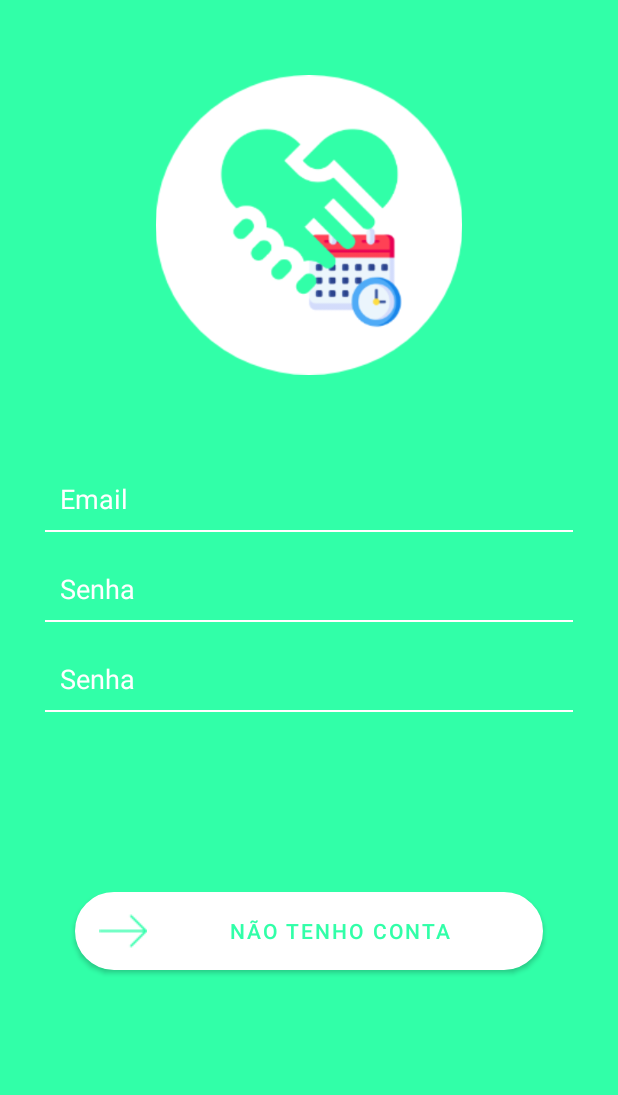
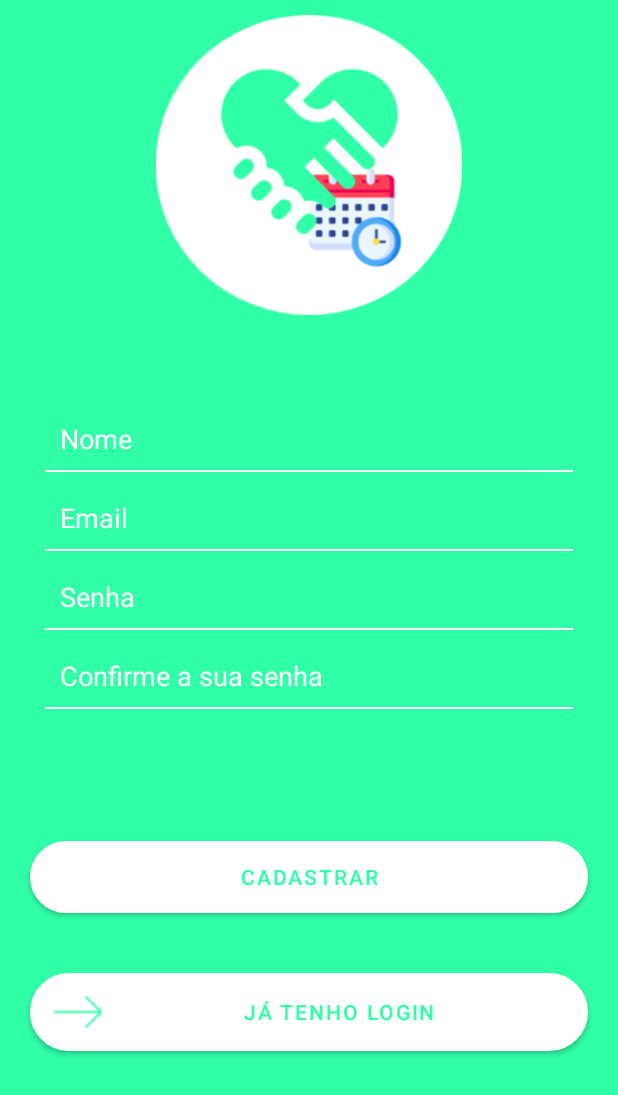
Before and after one commit to arjdev69/AgendeAqui, an Android app: the RegisterActivity screen opened directly, with no data from a screen before it, on a phone screen of 412 x 824 dp. Shown: the top 1095 px of the screen. Run offline under Robolectric (Android 15) with nearby library versions, the phone set to English and light mode, and no system bars.

Commit message:
implement register view

```diff
--- a/app/src/main/java/com/brunoaraujo/agendeaqui/activities/RegisterActivity.java
+++ b/app/src/main/java/com/brunoaraujo/agendeaqui/activities/RegisterActivity.java
@@ -1,18 +1,115 @@
 package com.brunoaraujo.agendeaqui.activities;
 
+import android.content.Intent;
 import android.os.Bundle;
+import android.util.Log;
+import android.view.View;
+import android.widget.EditText;
+import android.widget.Toast;
 
 import androidx.appcompat.app.AppCompatActivity;
 
 import com.brunoaraujo.agendeaqui.R;
+import com.brunoaraujo.agendeaqui.model.Session;
+import com.brunoaraujo.agendeaqui.model.User;
+import com.brunoaraujo.agendeaqui.service.UserService;
+
+import retrofit2.Call;
+import retrofit2.Callback;
+import retrofit2.Response;
+import retrofit2.Retrofit;
+import retrofit2.converter.gson.GsonConverterFactory;
 
 public class RegisterActivity extends AppCompatActivity {
+
+    private Retrofit retrofit;
+    private UserService userService;
+
+    private EditText name_user;
+    private EditText email_login;
+    private EditText password_login;
+    private EditText password_login_confirm;
 
     @Override
     protected void onCreate(Bundle savedInstanceState) {
         super.onCreate(savedInstanceState);
         setContentView(R.layout.layout_register);
+
+        name_user = findViewById(R.id.name_user);
+        email_login = findViewById(R.id.email_login);
+        password_login = findViewById(R.id.password_login);
+        password_login_confirm = findViewById(R.id.password_login_confirm);
+
+        this.StartServiceLogin();
+    }
+
+    // Method Service
+    public void StartServiceLogin(){
+        retrofit = new Retrofit.Builder()
+                .baseUrl("http://192.168.1.10:3333")
+                .addConverterFactory(GsonConverterFactory.create())
+                .build();
+        userService = retrofit.create(UserService.class);
+    }
+
+    public void RegisterUserService(String name, String email, String password, String password_confirm){
+        if(!password.equals(password_confirm)){
+            Toast.makeText(RegisterActivity.this,"Senhas diferentes", Toast.LENGTH_SHORT).show();
+        }else{
+            User user = new User(0, name, email, password);
+            Call<User>  call = userService.registerUserService(user);
+
+            call.enqueue(new Callback<User>() {
+                @Override
+                public void onResponse(Call<User> call, Response<User> response) {
+                    if(response.isSuccessful()) {
+                        User userResponse = response.body();
+                        Log.d("USER: ", "-> " + userResponse.getName());
+                        Toast.makeText(RegisterActivity.this,"Usuário cadastrado.", Toast.LENGTH_SHORT).show();
+                    }else{
+                        Toast.makeText(RegisterActivity.this,"Falha ao cadastrar usuário.", Toast.LENGTH_SHORT).show();
+                    }
+                }
+
+                @Override
+                public void onFailure(Call<User> call, Throwable t) {
+                    Toast.makeText(RegisterActivity.this,"Falha no serviço de cadastro de usuário.", Toast.LENGTH_SHORT).show();
+                }
+            });
+        }
+    }
+
+    // Actions
+    public void RegisterUser(View view){
+        String name = email_login.getText().toString();
+        String email = email_login.getText().toString();
+        String password = password_login.getText().toString();
+        String password_confirm = password_login_confirm.getText().toString();
+
+        if(!email.isEmpty()){
+            if(!password.isEmpty()){
+                if(!name.isEmpty()){
+                    this.RegisterUserService(name, email, password, password_confirm);
+                }else{
+                    Toast.makeText(RegisterActivity.this,
+                            "Preencha o nome do usuário!",
+                            Toast.LENGTH_SHORT).show();
+                }
+            } else{
+                Toast.makeText(RegisterActivity.this,
+                        "Preencha a senha!",
+                        Toast.LENGTH_SHORT).show();
+            }
+        } else{
+            Toast.makeText(RegisterActivity.this,
+                    "Preencha o campo email!",
+                    Toast.LENGTH_SHORT).show();
+        }
     }
 
 
+    // Move the scenes
+    public void goToLoginView(View view){
+        startActivity( new Intent(getApplicationContext(), LoginActivity.class));
+    }
 }
--- /dev/null
+++ b/app/src/main/java/com/brunoaraujo/agendeaqui/service/UserService.java
@@ -0,0 +1,14 @@
+package com.brunoaraujo.agendeaqui.service;
+
+import com.brunoaraujo.agendeaqui.model.User;
+
+import retrofit2.Call;
+import retrofit2.http.Body;
+import retrofit2.http.POST;
+
+public interface UserService {
+
+    @POST("/users")
+    Call<User> registerUserService(@Body User user);
+
+}
--- a/app/src/main/res/layout/layout_register.xml
+++ b/app/src/main/res/layout/layout_register.xml
@@ -8,20 +8,25 @@
 
 
     <LinearLayout
+        android:id="@+id/linearLayout"
         android:layout_width="match_parent"
         android:layout_height="match_parent"
         android:background="@color/green_light"
         android:orientation="vertical">
 
+    </LinearLayout>
+
     <ScrollView
         android:id="@+id/scroll"
         android:layout_width="match_parent"
-            android:layout_height="match_parent">
+        android:layout_height="match_parent"
+        app:layout_anchor="@+id/linearLayout"
+        app:layout_anchorGravity="center">
 
         <LinearLayout
             android:layout_width="match_parent"
             android:layout_height="wrap_content"
-                android:layout_marginTop="50dp"
+            android:layout_marginTop="10dp"
             android:orientation="vertical">
 
             <ImageView
@@ -43,11 +48,33 @@
                 android:orientation="vertical">
 
                 <EditText
+                    android:id="@+id/name_user"
+                    android:layout_width="match_parent"
+                    android:layout_height="wrap_content"
+                    android:layout_marginBottom="8dp"
+                    android:width="10dp"
+                    android:autofillHints="@string/app_name"
+                    android:background="@drawable/bg_edit_input"
+                    android:ems="10"
+                    android:hint="@string/name_login"
+                    android:inputType="text"
+                    android:padding="10dp"
+                    android:scrollbarThumbHorizontal="@color/white"
+                    android:scrollbarThumbVertical="@color/white"
+                    android:textAppearance="@style/TextAppearance.AppCompat.Medium"
+                    android:textColor="@color/white"
+                    android:textColorHighlight="@color/white"
+                    android:textColorHint="@color/white"
+                    android:textColorLink="@color/white"
+                    android:textCursorDrawable="@color/white" />
+
+                <EditText
                     android:id="@+id/email_login"
                     android:layout_width="match_parent"
                     android:layout_height="wrap_content"
-                        android:layout_marginBottom="15dp"
+                    android:layout_marginBottom="8dp"
                     android:width="10dp"
+                    android:autofillHints="@string/app_name"
                     android:background="@drawable/bg_edit_input"
                     android:ems="10"
                     android:hint="@string/email_login"
@@ -60,35 +87,35 @@
                     android:textColorHighlight="@color/white"
                     android:textColorHint="@color/white"
                     android:textColorLink="@color/white"
-                        android:textCursorDrawable="@color/white"
-                        android:autofillHints="@string/app_name" />
+                    android:textCursorDrawable="@color/white" />
 
                 <EditText
                     android:id="@+id/password_login"
                     android:layout_width="match_parent"
                     android:layout_height="wrap_content"
+                    android:layout_marginBottom="8dp"
+                    android:autofillHints="@string/app_name"
                     android:background="@drawable/bg_edit_input"
                     android:ems="10"
                     android:hint="@string/password_login"
                     android:inputType="numberPassword"
                     android:padding="10dp"
-                        android:textColorHint="@color/white"
-                        android:autofillHints="@string/app_name"
-                        android:layout_marginBottom="15dp"
-                        />
+                    android:textColor="@color/white"
+                    android:textColorHint="@color/white" />
 
                 <EditText
                     android:id="@+id/password_login_confirm"
                     android:layout_width="match_parent"
                     android:layout_height="wrap_content"
+                    android:layout_marginBottom="8dp"
+                    android:autofillHints="@string/app_name"
                     android:background="@drawable/bg_edit_input"
                     android:ems="10"
-                        android:hint="@string/password_login"
+                    android:hint="@string/password_login_confirm"
                     android:inputType="numberPassword"
                     android:padding="10dp"
-                        android:textColorHint="@color/white"
-                        android:autofillHints="@string/app_name"
-                        />
+                    android:textColor="@color/white"
+                    android:textColorHint="@color/white" />
 
             </LinearLayout>
 
@@ -96,27 +123,36 @@
             <LinearLayout
                 android:layout_width="match_parent"
                 android:layout_height="match_parent"
-                    android:layout_gravity="center|center_horizontal|center_vertical"
-                    android:layout_marginTop="70dp"
-                    android:gravity="center|center_horizontal|center_vertical"
-                    android:orientation="horizontal">
+                android:layout_gravity="bottom"
+                android:layout_marginTop="60dp"
+                android:gravity="center"
+                android:orientation="vertical">
+
+                <Button
+                    android:id="@+id/buttonRgister"
+                    android:layout_width="match_parent"
+                    android:layout_height="match_parent"
+                    android:layout_margin="20dp"
+                    android:background="@drawable/button_shape"
+                    android:onClick="RegisterUser"
+                    android:text="@string/button_register"
+                    android:textColor="@color/green_light"
+                    app:backgroundTint="@color/white" />
 
                 <Button
                     android:id="@+id/buttonGoRegister"
                     android:layout_width="match_parent"
                     android:layout_height="wrap_content"
-                        android:layout_margin="50dp"
+                    android:layout_margin="20dp"
                     android:background="@drawable/button_shape"
                     android:drawableLeft="@drawable/right_arrow"
-                        android:text="@string/register_button_login"
+                    android:onClick="goToLoginView"
+                    android:text="@string/button_have_login"
                     android:textColor="@color/green_light"
                     app:backgroundTint="@color/white"
-                        tools:ignore="RtlHardcoded"
-                        />
-
+                    tools:ignore="RtlHardcoded" />
             </LinearLayout>
 
         </LinearLayout>
     </ScrollView>
-    </LinearLayout>
 </androidx.coordinatorlayout.widget.CoordinatorLayout>
--- a/app/src/main/res/values/strings.xml
+++ b/app/src/main/res/values/strings.xml
@@ -4,6 +4,7 @@
     <string name="name_login">Nome</string>
     <string name="email_login">Email</string>
     <string name="password_login">Senha</string>
+    <string name="password_login_confirm">Confirme a sua senha</string>
 
     <string name="register_button_login">Não Tenho Conta</string>
     <string name="button_login">Realizar Login</string>
```
Also changed, not shown: app/src/main/java/com/brunoaraujo/agendeaqui/model/User.java (+5 -3 lines). Lines whose indentation alone changed are shown as unchanged.
